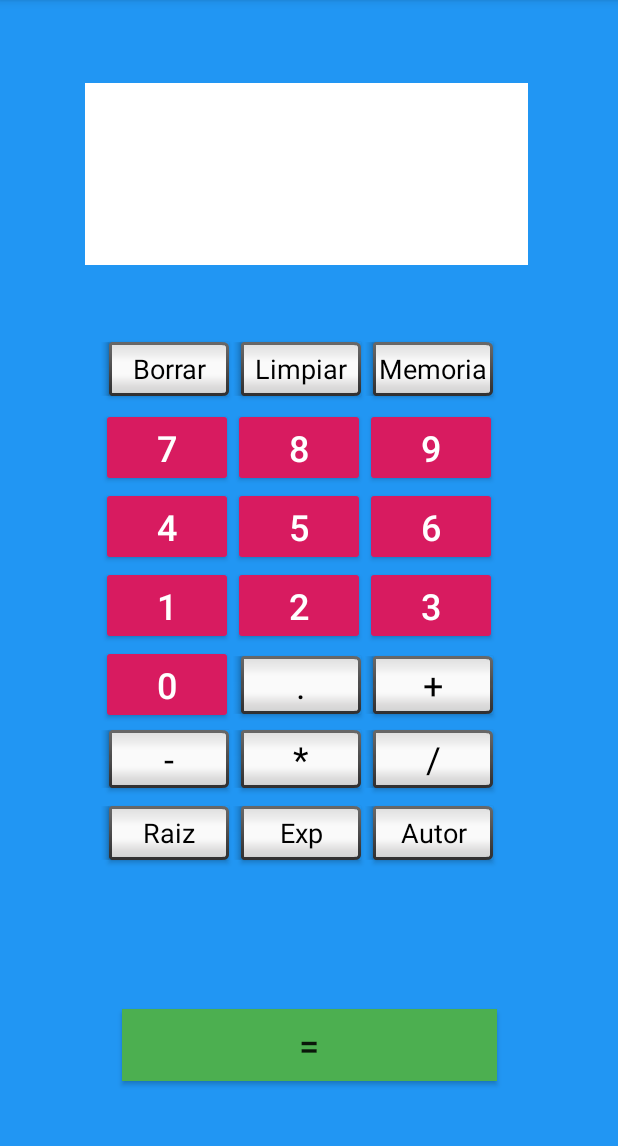
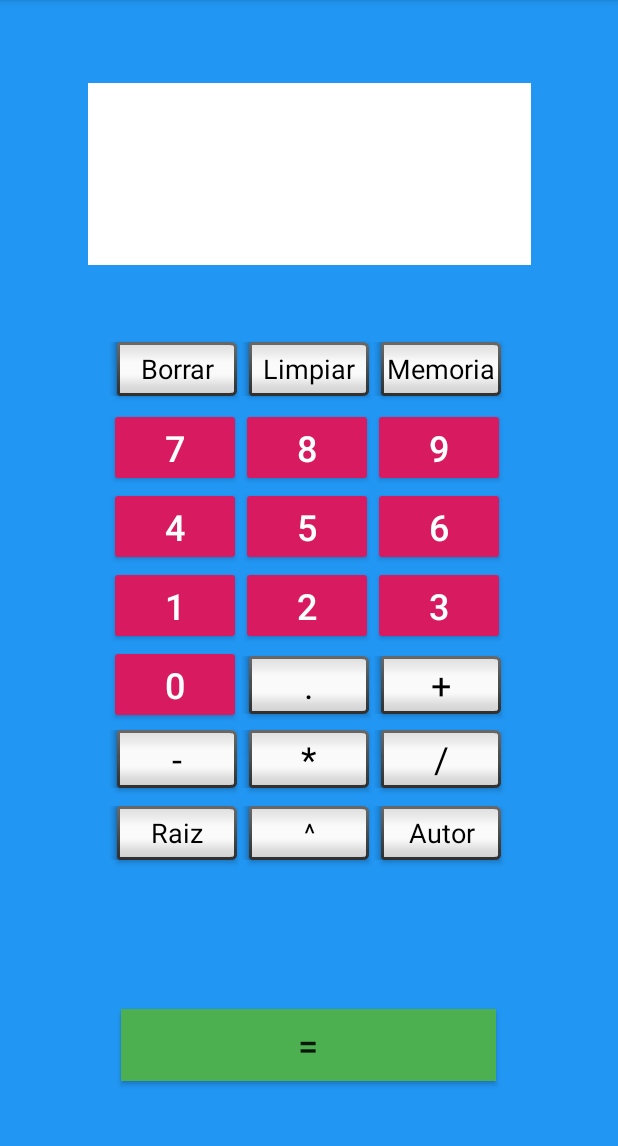
Before and after one commit to slash-code/android-apps, an Android app: the screen it shows after launch (MainActivity), on a phone screen of 412 x 824 dp, the part 84-1230 px from its top. Run offline under Robolectric (Android 15) with nearby library versions, the phone set to English and light mode, and no system bars.

Commit message:
Calculadora Android

```diff
--- a/Calculadora/app/src/main/res/layout/activity_main.xml
+++ b/Calculadora/app/src/main/res/layout/activity_main.xml
@@ -9,11 +9,11 @@
 
     <TableLayout
         android:id="@+id/tableLayout"
-        android:layout_width="278dp"
-        android:layout_height="401dp"
+        android:layout_width="265dp"
+        android:layout_height="402dp"
         app:layout_constraintBottom_toTopOf="@+id/btIgual"
         app:layout_constraintEnd_toEndOf="parent"
-        app:layout_constraintHorizontal_bias="0.5"
+        app:layout_constraintHorizontal_bias="0.496"
         app:layout_constraintStart_toStartOf="parent"
         app:layout_constraintTop_toBottomOf="@+id/tvPantalla">
 
@@ -230,7 +230,7 @@
                 android:layout_width="wrap_content"
                 android:layout_height="wrap_content"
                 android:onClick="Potencia"
-                android:text="Exp"
+                android:text="^"
                 android:textSize="18sp" />
 
             <Button
@@ -256,7 +256,7 @@
         android:textSize="24sp"
         app:layout_constraintBottom_toBottomOf="parent"
         app:layout_constraintEnd_toEndOf="parent"
-        app:layout_constraintHorizontal_bias="0.5"
+        app:layout_constraintHorizontal_bias="0.496"
         app:layout_constraintStart_toStartOf="parent"
         app:layout_constraintTop_toBottomOf="@+id/tableLayout"
         app:layout_constraintVertical_bias="0.254" />
@@ -280,9 +280,8 @@
         android:visibility="visible"
         app:layout_constraintBottom_toTopOf="@+id/tableLayout"
         app:layout_constraintEnd_toEndOf="parent"
-        app:layout_constraintHorizontal_bias="0.487"
         app:layout_constraintStart_toStartOf="parent"
-        app:layout_constraintTop_toTopOf="parent"
-        app:layout_constraintVertical_bias="0.49" />
+        app:layout_constraintTop_toTopOf="parent" />
+
 
 </androidx.constraintlayout.widget.ConstraintLayout>
```
Also changed, not shown: Calculadora/app/src/main/java/com/example/calculadora/MainActivity.java (+18 -10 lines).
